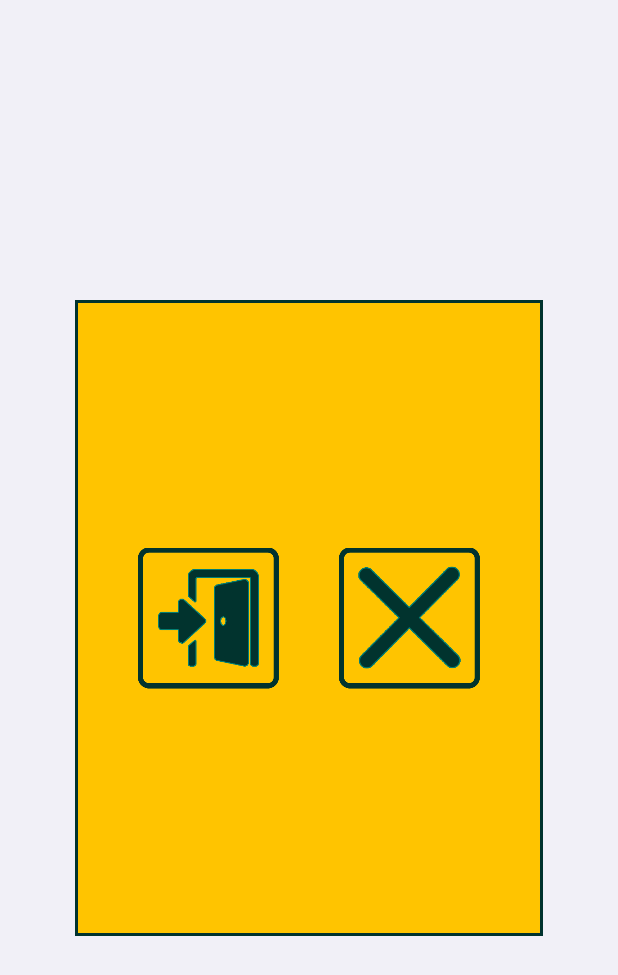
After one commit to deksaa/Kezinta, an Android app: the layout dialogue.xml on its own in the app's theme, with its tools: preview values and no code run, on a phone screen of 412 x 824 dp. The commit adds this screen. Shown: the top 975 px of the screen. Run offline under Robolectric (Android 15) with nearby library versions, the phone set to English and light mode, and no system bars.

Commit message:
Exit or not dialogue is added.Images is added in dialogue.xml.setOnTouchListeners are set for interaction.

```diff
--- a/app/src/main/res/layout/activity_menu.xml
+++ b/app/src/main/res/layout/activity_menu.xml
@@ -25,6 +25,7 @@
             android:layout_width="match_parent"
             android:layout_height="match_parent"
             android:layout_gravity="center"
+            android:adjustViewBounds="true"
             android:src="@drawable/menulogo" />
 
     </LinearLayout>
--- /dev/null
+++ b/app/src/main/res/layout/dialogue.xml
@@ -0,0 +1,59 @@
+<?xml version="1.0" encoding="utf-8"?>
+<RelativeLayout
+    xmlns:android="http://schemas.android.com/apk/res/android"
+    android:id="@+id/exitDialog"
+    android:layout_width="match_parent"
+    android:layout_height="match_parent"
+    android:paddingLeft="50dp"
+    android:paddingRight="50dp"
+    android:paddingTop="200dp"
+    android:paddingBottom="200dp">
+
+    <RelativeLayout
+        android:layout_width="match_parent"
+        android:layout_height="match_parent"
+        android:background="@color/inputWordColor">
+
+
+    <RelativeLayout
+        android:layout_width="match_parent"
+        android:layout_height="match_parent"
+        android:layout_centerVertical="true"
+        android:layout_margin="2dp"
+        android:background="@color/MainBackground">
+
+        <LinearLayout
+            android:layout_width="match_parent"
+            android:layout_height="match_parent"
+            android:orientation="horizontal"
+            android:weightSum="2"
+            android:padding="20dp">
+
+            <ImageView
+                android:id="@+id/exitAppView"
+                android:layout_width="0dp"
+                android:layout_height="match_parent"
+                android:layout_weight="1"
+                android:src="@drawable/exiticon"
+                android:scaleType="fitCenter"
+                android:adjustViewBounds="true"
+                android:padding="20dp"/>
+
+
+            <ImageView
+                android:id="@+id/stayInAppView"
+                android:layout_width="0dp"
+                android:layout_height="match_parent"
+                android:layout_weight="1"
+                android:scaleType="fitCenter"
+                android:adjustViewBounds="true"
+                android:src="@drawable/cancelicon"
+                android:padding="20dp"/>
+
+        </LinearLayout>
+
+        </RelativeLayout>
+
+    </RelativeLayout>
+
+</RelativeLayout>
```
Also changed, not shown: app/src/main/java/com/example/destan/kezintagame/FragmentMenu.java (+10 -8 lines), app/src/main/java/com/example/destan/kezintagame/MenuActivity.java (+55 -3 lines), app/src/main/res/drawable-hdpi/cancelicon.png (added), app/src/main/res/drawable-hdpi/exiticon.png (added), app/src/main/res/drawable-mdpi/logo.jpg (deleted).
